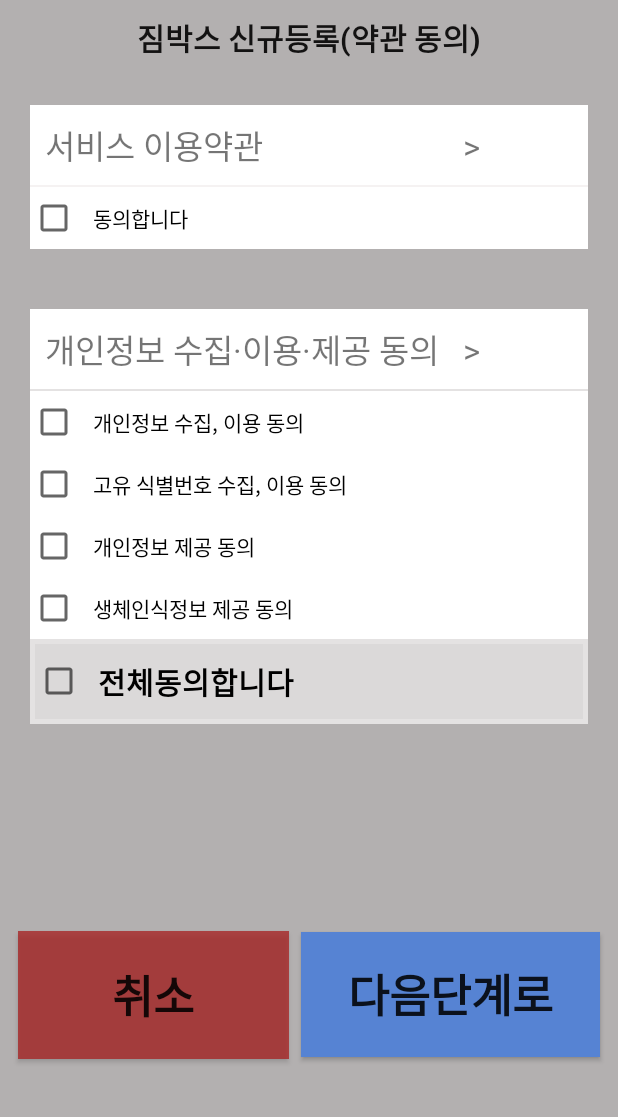
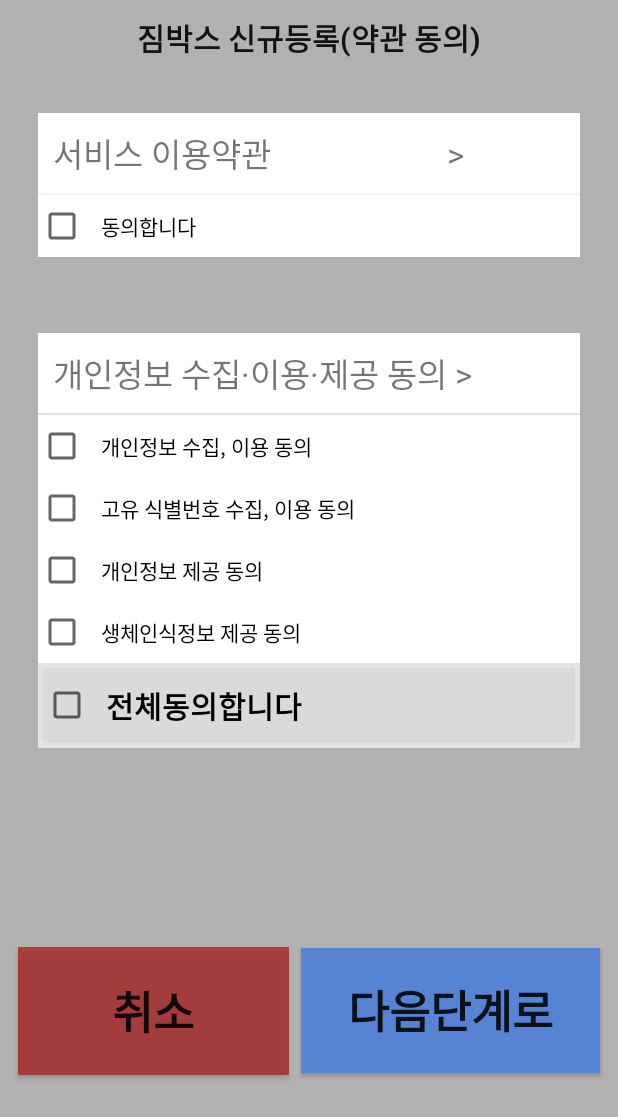
Before and after one commit to robinshins/android_practice, an Android app: the clausecheck_activity screen opened directly, with no data from a screen before it, on a phone screen of 412 x 824 dp. Shown: the top 1117 px of the screen. Run offline under Robolectric (Android 15) with nearby library versions, the phone set to English and light mode, and no system bars.

```diff
--- a/app/src/main/java/com/example/database_listview/choose_membership.java
+++ b/app/src/main/java/com/example/database_listview/choose_membership.java
@@ -3,6 +3,7 @@ package com.example.database_listview;
 import android.content.Context;
 import android.content.DialogInterface;
 import android.content.Intent;
+import android.os.SystemClock;
 import android.support.v7.app.AlertDialog;
 import android.support.v7.app.AppCompatActivity;
 import android.os.Bundle;
@@ -23,6 +24,7 @@ public class choose_membership extends AppCompatActivity {
     int price3= 240000;
     int price4 = 430000;
     MySQliteHandler handler;
+    long mLastClickTime = 0;
 
     @Override
     protected void onCreate(Bundle savedInstanceState) {
@@ -47,6 +49,10 @@ public class choose_membership extends AppCompatActivity {
         listView.setOnItemClickListener(new AdapterView.OnItemClickListener() {
             @Override
             public void onItemClick(AdapterView<?> parent, View view, int position, long id) {
+                if (SystemClock.elapsedRealtime() - mLastClickTime < 1000){
+                    return;
+                }
+                mLastClickTime = SystemClock.elapsedRealtime();
                 ListViewItem item = (ListViewItem) parent.getItemAtPosition(position);
                 String month = item.getMonth();
                 if(month.equals("1개월권")){
--- a/app/src/main/res/layout/activity_clausecheck_activity.xml
+++ b/app/src/main/res/layout/activity_clausecheck_activity.xml
@@ -23,9 +23,9 @@
     <LinearLayout
         android:layout_width="match_parent"
         android:layout_height="wrap_content"
-        android:layout_margin="20dp"
+        android:layout_margin="25dp"
         android:background="#F5F2F2"
-        android:orientation="vertical" >
+        android:orientation="vertical">
 
         <TextView
             android:id="@+id/serviceusing_clause"
@@ -35,22 +35,22 @@
             android:background="#FFFFFF"
             android:clickable="true"
             android:padding="10dp"
-            android:text="서비스 이용약관                         >"
+            android:text="서비스 이용약관                      >"
             android:textSize="22sp" />
 
         <CheckBox
             android:id="@+id/agree1"
             android:layout_width="match_parent"
-            android:padding="10dp"
             android:layout_height="wrap_content"
             android:background="#FFFFFF"
+            android:padding="10dp"
             android:text="동의합니다" />
     </LinearLayout>
 
     <LinearLayout
         android:layout_width="match_parent"
         android:layout_height="wrap_content"
-        android:layout_margin="20dp"
+        android:layout_margin="25dp"
         android:background="#C1F5F2F2"
         android:orientation="vertical">
 
@@ -62,48 +62,48 @@
             android:background="#FFFFFF"
             android:clickable="true"
             android:padding="10dp"
-            android:text="개인정보 수집·이용·제공 동의   >"
+            android:text="개인정보 수집·이용·제공 동의 >"
             android:textSize="22sp" />
 
         <CheckBox
             android:id="@+id/agree2"
             android:layout_width="match_parent"
-            android:padding="10dp"
             android:layout_height="wrap_content"
             android:background="#FFFFFF"
+            android:padding="10dp"
             android:text="개인정보 수집, 이용 동의" />
 
         <CheckBox
             android:id="@+id/agree3"
             android:layout_width="match_parent"
+            android:layout_height="wrap_content"
+            android:background="#FFFFFF"
             android:padding="10dp"
-            android:background="#FFFFFF"
-            android:layout_height="wrap_content"
             android:text="고유 식별번호 수집, 이용 동의" />
 
         <CheckBox
             android:id="@+id/agree4"
             android:layout_width="match_parent"
+            android:layout_height="wrap_content"
             android:background="#FFFFFF"
             android:padding="10dp"
-            android:layout_height="wrap_content"
             android:text="개인정보 제공 동의" />
 
         <CheckBox
             android:id="@+id/agree5"
-            android:padding="10dp"
             android:layout_width="match_parent"
             android:layout_height="wrap_content"
             android:background="#FFFFFF"
+            android:padding="10dp"
             android:text="생체인식정보 제공 동의" />
 
         <CheckBox
             android:id="@+id/allagree"
             android:layout_width="match_parent"
             android:layout_height="wrap_content"
-            android:padding="10dp"
             android:layout_margin="3dp"
             android:background="#1E998F8F"
+            android:padding="10dp"
             android:text="전체동의합니다"
             android:textSize="20sp"
             android:textStyle="bold" />
--- a/app/src/main/res/layout/activity_start_.xml
+++ b/app/src/main/res/layout/activity_start_.xml
@@ -42,6 +42,9 @@
             android:layout_height="98dp"
             android:layout_margin="8dp"
             android:layout_weight="1"
+            android:background="#131313"
+            android:fontFamily="@font/baemin_dohyeon_ttf"
+            android:textColor="#FFFFFF"
             android:text="신규회원 등록" />
 
         <Button
@@ -49,6 +52,9 @@
             android:layout_width="wrap_content"
             android:layout_height="100dp"
             android:layout_weight="1"
+            android:background="#131313"
+            android:fontFamily="@font/baemin_dohyeon_ttf"
+            android:textColor="#FFFFFF"
             android:layout_margin="8dp"
             android:layout_marginBottom="8dp"
             android:text="지문등록 및 재등록" />
```
Also changed, not shown: app/src/main/java/com/example/database_listview/MainActivity.java (+24 -8 lines), app/src/main/java/com/example/database_listview/choose_payment.java (+18 -2 lines), app/src/main/java/com/example/database_listview/clausecheck_activity.java (+10 -0 lines).
